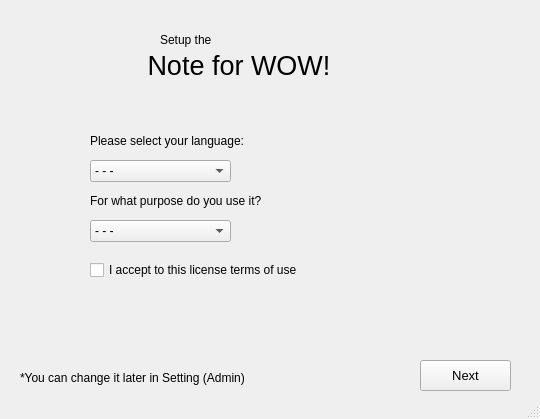
Old version of the form PTI/SPCK/GUI/Setup2.ui in the repository GreenSystemDuy08/TL-C4K-PTI01.
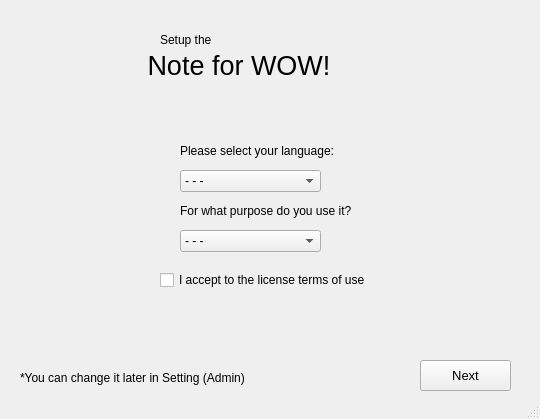
New version of the form. Icons and pictures are not drawn.

```diff
--- a/PTI/SPCK/GUI/Setup2.ui
+++ b/PTI/SPCK/GUI/Setup2.ui
@@ -24,9 +24,9 @@
    <widget class="QCheckBox" name="chb_accept">
     <property name="geometry">
      <rect>
-      <x>90</x>
-      <y>260</y>
-      <width>251</width>
+      <x>160</x>
+      <y>270</y>
+      <width>221</width>
       <height>20</height>
      </rect>
     </property>
@@ -36,7 +36,7 @@
      </font>
     </property>
     <property name="text">
-     <string>I accept to this license terms of use</string>
+     <string>I accept to the license terms of use</string>
     </property>
    </widget>
    <widget class="QLabel" name="label_2">
@@ -115,8 +115,8 @@
    <widget class="QComboBox" name="cb_language">
     <property name="geometry">
      <rect>
-      <x>90</x>
-      <y>160</y>
+      <x>180</x>
+      <y>170</y>
       <width>141</width>
       <height>22</height>
      </rect>
@@ -145,8 +145,8 @@
    <widget class="QComboBox" name="cb_edition">
     <property name="geometry">
      <rect>
-      <x>90</x>
-      <y>220</y>
+      <x>180</x>
+      <y>230</y>
       <width>141</width>
       <height>22</height>
      </rect>
@@ -170,8 +170,8 @@
    <widget class="QLabel" name="label_3">
     <property name="geometry">
      <rect>
-      <x>90</x>
-      <y>130</y>
+      <x>180</x>
+      <y>140</y>
       <width>161</width>
       <height>21</height>
      </rect>
@@ -188,8 +188,8 @@
    <widget class="QLabel" name="label_4">
     <property name="geometry">
      <rect>
-      <x>90</x>
-      <y>190</y>
+      <x>180</x>
+      <y>200</y>
       <width>191</width>
       <height>21</height>
      </rect>
```
